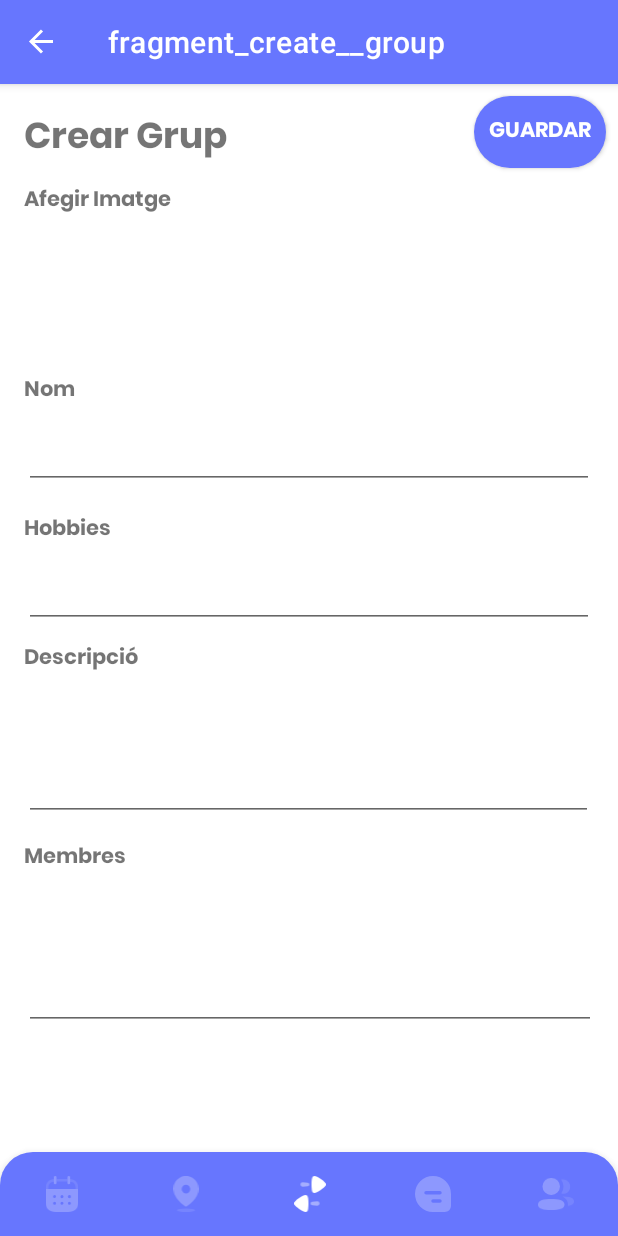
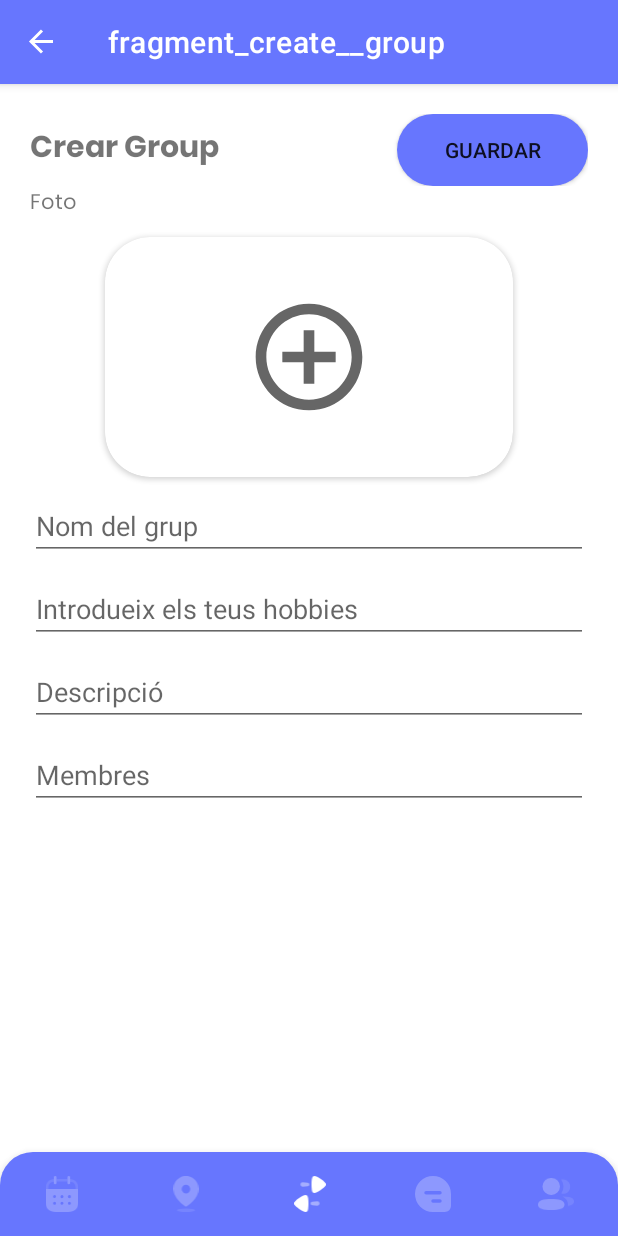
Before and after one commit to AndresOtalora01/GroupZ, an Android app: the CreateGroupFragment screen opened through its navigation route, on a phone screen of 412 x 824 dp. Run offline under Robolectric (Android 15) with nearby library versions, the phone set to English and light mode, and no system bars; our stand-ins replace navigation-ui.

Commit message:
modificacion total crear grupo y el mys grupos

```diff
--- /dev/null
+++ b/app/src/main/java/cat/copernic/groupz/ui/activities/main/fragments/groups/AllCategoriesGroups.kt
@@ -0,0 +1,3 @@
+package cat.copernic.groupz.ui.activities.main.fragments.groups
+
+class AllCategoriesGroups (var categoryTitleGroup: String, var categoryItemsGroups: List<CategoryItemGroup>)
--- /dev/null
+++ b/app/src/main/java/cat/copernic/groupz/ui/activities/main/fragments/groups/CategoryItemGroup.kt
@@ -0,0 +1,3 @@
+package cat.copernic.groupz.ui.activities.main.fragments.groups
+
+class CategoryItemGroup ( var imagUrl: Int, var groupTitle: String, var groupType: String, var members:String)
--- a/app/src/main/java/cat/copernic/groupz/ui/activities/main/fragments/CreateGroupFragment.kt
+++ b/app/src/main/java/cat/copernic/groupz/ui/activities/main/fragments/groups/CreateGroupFragment.kt
@@ -1,4 +1,4 @@
-package cat.copernic.groupz.ui.activities.main.fragments
+package cat.copernic.groupz.ui.activities.main.fragments.groups
 
 import android.os.Bundle
 import androidx.fragment.app.Fragment
--- a/app/src/main/java/cat/copernic/groupz/ui/activities/main/fragments/GroupsFragment.kt
+++ b/app/src/main/java/cat/copernic/groupz/ui/activities/main/fragments/groups/GroupsFragment.kt
@@ -1,4 +1,4 @@
-package cat.copernic.groupz.ui.activities.main.fragments
+package cat.copernic.groupz.ui.activities.main.fragments.groups
 
 import android.os.Bundle
 import androidx.fragment.app.Fragment
@@ -23,7 +23,7 @@ class GroupsFragment : Fragment() {
     override fun onViewCreated(view: View, savedInstanceState: Bundle?) {
         super.onViewCreated(view, savedInstanceState)
         binding = FragmentGroupsBinding.bind(view)
-    binding.btnCrearGroup.setOnClickListener{
+    binding.fabCreatGroup.setOnClickListener{
         findNavController().navigate(R.id.action_groupsFragment_to_create_GroupFragment)
     }
 
--- a/app/src/main/res/layout/fragment_create_group.xml
+++ b/app/src/main/res/layout/fragment_create_group.xml
@@ -4,175 +4,109 @@
 android:layout_width="match_parent"
 android:layout_height="match_parent"
 xmlns:app="http://schemas.android.com/apk/res-auto"
-    tools:context=".ui.activities.main.fragments.CreateGroupFragment">
+tools:context=".ui.activities.main.fragments.groups.CreateGroupFragment">
+
+<LinearLayout
+    android:layout_width="match_parent"
+    android:layout_height="match_parent"
+    android:layout_marginTop="20dp"
+    android:gravity="center_horizontal"
+    android:orientation="vertical"
+    app:layout_constraintBottom_toBottomOf="parent"
+    app:layout_constraintEnd_toEndOf="parent"
+    app:layout_constraintStart_toStartOf="parent"
+    app:layout_constraintTop_toTopOf="parent"
+    android:layout_marginEnd="20dp"
+    android:layout_marginStart="20dp">
+
+    <LinearLayout
+        android:layout_width="match_parent"
+        android:layout_height="wrap_content"
+        android:gravity="center"
+        android:orientation="horizontal"
+        >
 
         <TextView
+
             android:id="@+id/tvEditProfile"
             android:layout_width="wrap_content"
             android:layout_height="wrap_content"
-        android:layout_marginStart="16dp"
-        android:layout_marginTop="16dp"
-        android:layout_marginEnd="143dp"
+            android:layout_marginEnd="80dp"
+            android:layout_weight="1"
+            android:text="Crear Group"
             android:fontFamily="@font/poppins_bold"
-        android:text="@string/createGroup"
-        android:textSize="24sp"
-        app:layout_constraintEnd_toStartOf="@+id/btnSaveGrupo"
-        app:layout_constraintHorizontal_bias="0.0"
-        app:layout_constraintStart_toStartOf="parent"
-        app:layout_constraintTop_toTopOf="parent" />
+            android:textSize="20sp"/>
 
         <android.widget.Button
             android:id="@+id/btnSaveGrupo"
             android:layout_width="wrap_content"
             android:layout_height="wrap_content"
-        android:background="@drawable/custom_button"
-        android:fontFamily="@font/poppins_bold"
-        android:textColor="@color/white"
-        android:layout_marginTop="8dp"
-        android:layout_marginEnd="8dp"
-        android:text="@string/save"
-        app:layout_constraintEnd_toEndOf="parent"
-        app:layout_constraintTop_toTopOf="parent" />
+            android:layout_weight="1"
+            android:text="Guardar"
+            android:background="@drawable/custom_button"/>
+
+    </LinearLayout>
 
     <TextView
         android:id="@+id/tvImages"
+        android:layout_width="match_parent"
+        android:layout_height="wrap_content"
+        android:text="Foto"
+        android:fontFamily="@font/poppins_regular"
+        android:layout_marginBottom="10dp"/>
+
+    <androidx.cardview.widget.CardView
+        android:layout_marginStart="50dp"
+        android:layout_marginEnd="50dp"
+        android:layout_width="match_parent"
+        android:layout_height="160dp"
+        app:cardCornerRadius="30sp"
+        android:layout_marginBottom="10dp">
+
+        <ImageView
+            android:layout_gravity="center"
+            android:id="@+id/imageView3"
             android:layout_width="wrap_content"
             android:layout_height="wrap_content"
-        android:layout_marginStart="16dp"
-        android:layout_marginTop="8dp"
-        android:layout_marginEnd="16dp"
-        android:fontFamily="@font/poppins_bold"
-        android:text="@string/newimages"
-        app:layout_constraintEnd_toEndOf="parent"
-        app:layout_constraintHorizontal_bias="0.0"
-        app:layout_constraintStart_toStartOf="parent"
-        app:layout_constraintTop_toBottomOf="@+id/tvEditProfile" />
-
-    <ImageView
-        android:id="@+id/ivProfileEdit"
-        android:layout_width="130dp"
-        android:layout_height="78dp"
-        android:layout_marginStart="16dp"
-        android:layout_marginTop="16dp"
-        android:layout_marginEnd="16dp"
-        app:layout_constraintEnd_toEndOf="parent"
-        app:layout_constraintHorizontal_bias="0.477"
-        app:layout_constraintStart_toStartOf="parent"
-        app:layout_constraintTop_toBottomOf="@+id/tvImages"
-        tools:src="@tools:sample/avatars" />
-
-    <TextView
-        android:id="@+id/tvNameEdit"
-        android:layout_width="wrap_content"
-        android:layout_height="wrap_content"
-        android:layout_marginStart="16dp"
-        android:layout_marginTop="8dp"
-        android:layout_marginEnd="16dp"
-        android:fontFamily="@font/poppins_bold"
-        android:text="@string/name"
-        app:layout_constraintEnd_toEndOf="parent"
-        app:layout_constraintHorizontal_bias="0.0"
-        app:layout_constraintStart_toStartOf="parent"
-        app:layout_constraintTop_toBottomOf="@+id/ivProfileEdit" />
+            android:src="@drawable/ic_add_pictures" />
+    </androidx.cardview.widget.CardView>
 
     <EditText
-        android:id="@+id/etNameEdit"
-        android:layout_width="0dp"
+
+        android:id="@+id/editTextTextGrupoName2"
+        android:layout_width="match_parent"
         android:layout_height="wrap_content"
-        android:layout_marginStart="16dp"
-        android:layout_marginTop="8dp"
-        android:layout_marginEnd="16dp"
         android:ems="10"
+        android:hint="Nom del grup"
         android:inputType="textPersonName"
-        app:layout_constraintEnd_toEndOf="parent"
-        app:layout_constraintHorizontal_bias="0.0"
-        app:layout_constraintStart_toStartOf="parent"
-        app:layout_constraintTop_toBottomOf="@+id/tvNameEdit" />
-
-    <TextView
-        android:id="@+id/tvHobbiesEdit"
-        android:layout_width="wrap_content"
-        android:layout_height="wrap_content"
-        android:layout_marginStart="16dp"
-        android:layout_marginTop="60dp"
-        android:layout_marginEnd="16dp"
-        android:fontFamily="@font/poppins_bold"
-        android:text="@string/hobbies"
-        app:layout_constraintEnd_toEndOf="parent"
-        app:layout_constraintHorizontal_bias="0.0"
-        app:layout_constraintStart_toStartOf="parent"
-        app:layout_constraintTop_toTopOf="@+id/etNameEdit" />
+        android:layout_marginBottom="10dp"/>
 
     <EditText
-        android:id="@+id/etHobbieEdit"
-        android:layout_width="0dp"
+        android:id="@+id/editTextTextGrupoName3"
+        android:layout_width="match_parent"
         android:layout_height="wrap_content"
-        android:layout_marginStart="16dp"
-        android:layout_marginTop="8dp"
-        android:layout_marginEnd="16dp"
         android:ems="10"
+        android:hint="@string/hobbiesHint"
         android:inputType="textPersonName"
-        app:layout_constraintEnd_toEndOf="parent"
-        app:layout_constraintHorizontal_bias="0.0"
-        app:layout_constraintStart_toStartOf="parent"
-        app:layout_constraintTop_toBottomOf="@+id/tvHobbiesEdit" />
-
-    <TextView
-        android:id="@+id/tvDescriptionEdit"
-        android:layout_width="wrap_content"
-        android:layout_height="wrap_content"
-        android:layout_marginStart="16dp"
-        android:layout_marginTop="8dp"
-        android:layout_marginEnd="16dp"
-        android:fontFamily="@font/poppins_bold"
-        android:text="@string/description"
-        app:layout_constraintEnd_toEndOf="parent"
-        app:layout_constraintHorizontal_bias="0.0"
-        app:layout_constraintStart_toStartOf="parent"
-        app:layout_constraintTop_toBottomOf="@+id/etHobbieEdit" />
+        android:layout_marginBottom="10dp"/>
 
     <EditText
-        android:id="@+id/etDescriptionEdit"
-        android:layout_width="379dp"
-        android:layout_height="88dp"
-        android:layout_marginStart="16dp"
-        android:layout_marginTop="8dp"
-        android:layout_marginEnd="16dp"
+        android:id="@+id/editTextDate"
+        android:layout_width="match_parent"
+        android:layout_height="wrap_content"
         android:ems="10"
-        android:gravity="start|top"
-        android:inputType="textMultiLine"
-        app:layout_constraintEnd_toEndOf="parent"
-        app:layout_constraintHorizontal_bias="0.0"
-        app:layout_constraintStart_toStartOf="parent"
-        app:layout_constraintTop_toBottomOf="@+id/tvDescriptionEdit" />
-
-    <TextView
-        android:id="@+id/tvMiembros"
-        android:layout_width="wrap_content"
-        android:layout_height="wrap_content"
-        android:layout_marginStart="16dp"
-        android:layout_marginTop="100dp"
-        android:layout_marginEnd="16dp"
-        android:fontFamily="@font/poppins_bold"
-        android:text="@string/members"
-        app:layout_constraintEnd_toEndOf="parent"
-        app:layout_constraintHorizontal_bias="0.0"
-        app:layout_constraintStart_toStartOf="parent"
-        app:layout_constraintTop_toTopOf="@+id/etDescriptionEdit" />
+        android:hint="@string/description"
+        android:inputType=""
+        android:layout_marginBottom="10dp"/>
 
     <EditText
-        android:id="@+id/etMiebros"
-        android:layout_width="381dp"
-        android:layout_height="83dp"
-        android:layout_marginStart="16dp"
-        android:layout_marginTop="44dp"
-        android:layout_marginEnd="16dp"
+        android:id="@+id/editTextTextGrupoName4"
+        android:layout_width="match_parent"
+        android:layout_height="wrap_content"
         android:ems="10"
-        android:gravity="start|top"
-        android:inputType="textMultiLine"
-        app:layout_constraintEnd_toEndOf="parent"
-        app:layout_constraintHorizontal_bias="0.0"
-        app:layout_constraintStart_toStartOf="parent"
-        app:layout_constraintTop_toTopOf="@+id/tvMiembros" />
+        android:hint="@string/members"
+        android:inputType="textPersonName" />
+
+</LinearLayout>
 
 </androidx.constraintlayout.widget.ConstraintLayout>
--- a/app/src/main/res/navigation/main_nav.xml
+++ b/app/src/main/res/navigation/main_nav.xml
@@ -44,7 +44,7 @@
     </fragment>
     <fragment
         android:id="@+id/groupsFragment"
-        android:name="cat.copernic.groupz.ui.activities.main.fragments.GroupsFragment"
+        android:name="cat.copernic.groupz.ui.activities.main.fragments.groups.GroupsFragment"
         android:label="fragment_groups"
         tools:layout="@layout/fragment_groups" >
         <action
@@ -75,7 +75,7 @@
     </fragment>
     <fragment
         android:id="@+id/create_GroupFragment"
-        android:name="cat.copernic.groupz.ui.activities.main.fragments.CreateGroupFragment"
+        android:name="cat.copernic.groupz.ui.activities.main.fragments.groups.CreateGroupFragment"
         android:label="fragment_create__group"
         tools:layout="@layout/fragment_create_group" />
     <fragment
```
Also changed, not shown: app/src/main/java/cat/copernic/groupz/ui/activities/main/fragments/groups/CategoryItemsAdapter.kt (added, +13 -0 lines), app/src/main/java/cat/copernic/groupz/ui/activities/main/fragments/groups/MainRecyclerAdapterGroups.kt (added, +13 -0 lines), app/src/main/res/layout/category_item_group.xml (added, +69 -0 lines), app/src/main/res/layout/fragment_groups.xml (+29 -58 lines). Lines whose indentation alone changed are shown as unchanged.
